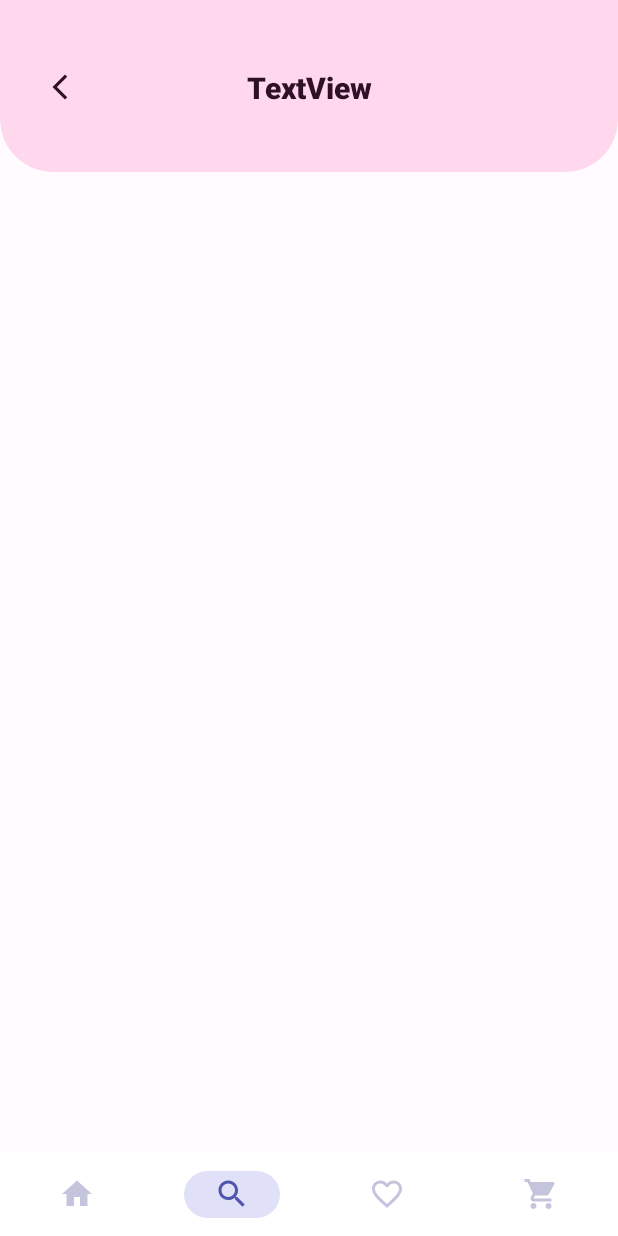
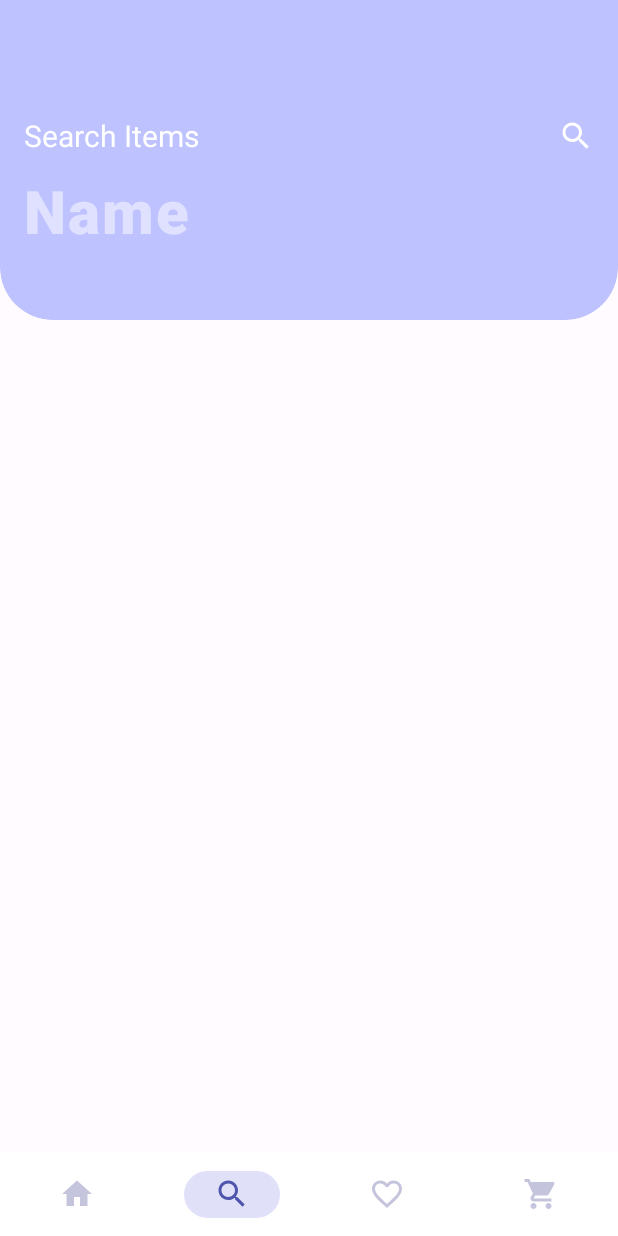
Before and after one commit to JayJsan/Candeez, an Android app: the ListActivity screen opened directly, with no data from a screen before it, on a phone screen of 412 x 824 dp. Run offline under Robolectric (Android 15) with nearby library versions, the phone set to English and light mode, and no system bars.

Commit message:
feat: add search to list activity

```diff
--- a/app/src/main/res/layout/activity_list.xml
+++ b/app/src/main/res/layout/activity_list.xml
@@ -10,55 +10,80 @@
         android:layout_width="match_parent"
         android:layout_height="match_parent">
 
+        <LinearLayout
+            android:layout_width="match_parent"
+            android:layout_height="wrap_content"
+            android:orientation="vertical">
+
             <androidx.constraintlayout.widget.ConstraintLayout
+                android:id="@+id/top_bar"
                 android:layout_width="match_parent"
-            android:layout_height="wrap_content">
+                android:layout_height="213dp">
 
                 <androidx.cardview.widget.CardView
-                android:id="@+id/heading"
-                style="@style/heading_card_default"
                     android:layout_width="match_parent"
-                android:layout_height="wrap_content"
-                app:cardBackgroundColor="@color/md_theme_light_tertiaryContainer"
+                    android:layout_height="match_parent"
+                    android:layout_marginTop="-35dp"
+                    android:paddingHorizontal="16dp"
+                    app:cardBackgroundColor="@color/md_theme_light_primaryFixedDim"
+                    app:cardCornerRadius="35dp"
+                    app:cardElevation="0dp"
+                    app:layout_constraintBottom_toBottomOf="parent"
                     app:layout_constraintEnd_toEndOf="parent"
                     app:layout_constraintStart_toStartOf="parent"
                     app:layout_constraintTop_toTopOf="parent">
 
                     <androidx.constraintlayout.widget.ConstraintLayout
                         android:layout_width="match_parent"
-                    android:layout_height="150dp"
-                    android:paddingTop="35dp"
-                    tools:layout_editor_absoluteY="11dp">
-
-                    <com.google.android.material.button.MaterialButton
-                        android:id="@+id/button"
-                        style="@style/Widget.Material3.Button.IconButton"
-                        android:layout_width="wrap_content"
-                        android:layout_height="wrap_content"
-                        android:contentDescription="go back"
-                        app:icon="@drawable/baseline_arrow_back_ios_new_24"
-                        app:iconTint="@color/md_theme_light_onTertiaryContainer"
-                        app:layout_constraintBottom_toBottomOf="parent"
-                        app:layout_constraintEnd_toStartOf="@+id/textView"
-                        app:layout_constraintHorizontal_bias="0.139"
-                        app:layout_constraintStart_toStartOf="parent"
-                        app:layout_constraintTop_toTopOf="parent" />
+                        android:layout_height="match_parent"
+                        android:paddingHorizontal="16dp">
 
                         <TextView
-                        android:id="@+id/textView"
+                            android:id="@+id/textView4"
                             android:layout_width="wrap_content"
-                        android:layout_height="wrap_content"
-                        android:fontFamily="sans-serif-black"
-                        android:text="TextView"
-                        android:textColor="@color/md_theme_light_onTertiaryContainer"
+                            android:layout_height="26dp"
+                            android:text="Search Items"
+                            android:textColor="@color/md_theme_light_onPrimary"
                             android:textSize="20sp"
+                            app:layout_constraintBottom_toTopOf="@+id/editTextText"
+                            app:layout_constraintStart_toStartOf="parent" />
+
+                        <EditText
+                            android:id="@+id/editTextText"
+                            style="@style/Widget.Material3.AutoCompleteTextView.FilledBox"
+                            android:layout_width="match_parent"
+                            android:layout_height="75dp"
+                            android:layout_marginBottom="36dp"
+                            android:ems="10"
+                            android:fontFamily="sans-serif-medium"
+                            android:inputType="text"
+                            android:padding="0dp"
+                            android:paddingStart="0dp"
+                            android:paddingLeft="0dp"
+                            android:paddingTop="0dp"
+                            android:paddingEnd="0dp"
+                            android:paddingRight="0dp"
+                            android:paddingBottom="0dp"
+                            android:text="Name"
+                            android:textColor="@color/md_theme_light_primaryFixed"
+                            android:textSize="40dp"
+                            android:textStyle="bold"
                             app:layout_constraintBottom_toBottomOf="parent"
                             app:layout_constraintEnd_toEndOf="parent"
-                        app:layout_constraintStart_toStartOf="parent"
-                        app:layout_constraintTop_toTopOf="parent" />
+                            app:layout_constraintStart_toStartOf="parent" />
+
+                        <ImageView
+                            android:layout_width="24dp"
+                            android:layout_height="24dp"
+                            android:background="@drawable/baseline_search_24"
+                            app:layout_constraintBottom_toTopOf="@+id/editTextText"
+                            app:layout_constraintEnd_toEndOf="parent" />
                     </androidx.constraintlayout.widget.ConstraintLayout>
+
                 </androidx.cardview.widget.CardView>
+
             </androidx.constraintlayout.widget.ConstraintLayout>
+        </LinearLayout>
     </ScrollView>
 
     <fragment
--- a/app/src/main/res/layout/activity_main.xml
+++ b/app/src/main/res/layout/activity_main.xml
@@ -30,7 +30,7 @@
                 <androidx.cardview.widget.CardView
                     android:layout_width="match_parent"
                     android:layout_height="match_parent"
-                    android:layout_marginTop="-20dp"
+                    android:layout_marginTop="-35dp"
                     android:paddingHorizontal="16dp"
                     app:cardBackgroundColor="@color/md_theme_light_primaryFixedDim"
                     app:cardCornerRadius="35dp"
```
Lines whose indentation alone changed are shown as unchanged.
